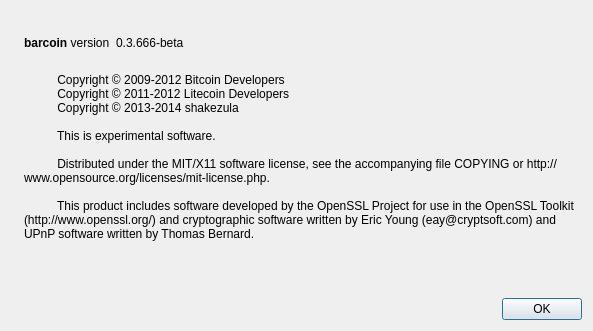
First picture: the form in src/qt/forms/aboutdialog.ui, repository barracudacoin/barracudacoin, before the edit.
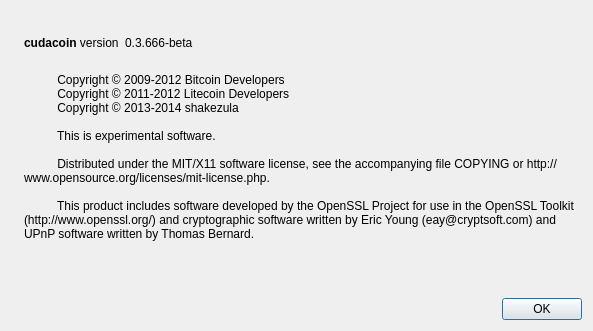
Second picture: the form after the edit. Icons and pictures are not drawn.

Diff of the .ui file:
```diff
--- a/src/qt/forms/aboutdialog.ui
+++ b/src/qt/forms/aboutdialog.ui
@@ -50,7 +50,7 @@
           <cursorShape>IBeamCursor</cursorShape>
          </property>
          <property name="text">
-          <string>&lt;b&gt;barcoin&lt;/b&gt; version</string>
+          <string>&lt;b&gt;cudacoin&lt;/b&gt; version</string>
          </property>
          <property name="textInteractionFlags">
           <set>Qt::LinksAccessibleByMouse|Qt::TextSelectableByKeyboard|Qt::TextSelectableByMouse</set>
```
Left out of the diff: 2 changed lines with no effect on the pictures.
